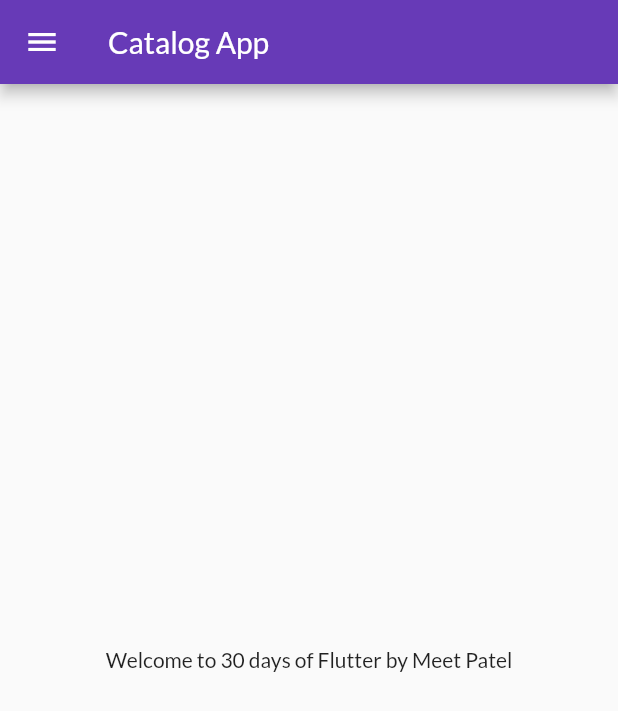
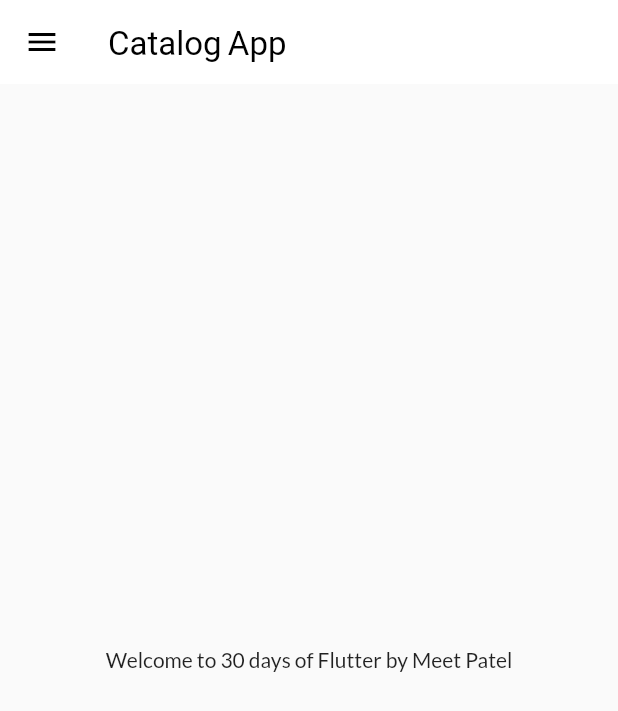
Before and after one commit to Meetpatel-09/learning-flutter, a Flutter app: the screen it shows after launch, on a phone screen of 412 x 824 dp. Shown: the top 711 px of the screen. Run offline on Flutter 3.47's test engine with Material 2 defaults, Android fonts, the phone set to English and light mode, and no system bars; our stand-ins replace google_fonts.

Commit message:
themes extracted

```diff
--- a/lib/main.dart
+++ b/lib/main.dart
@@ -1,6 +1,7 @@
 import 'package:flutter/material.dart';
 import 'package:google_fonts/google_fonts.dart';
 import 'package:helloworld/utils/routes.dart';
+import 'package:helloworld/widgets/themes.dart';
 import 'pages/home_page.dart';
 import 'pages/login_page.dart';
 
@@ -15,10 +16,8 @@ class MyApp extends StatelessWidget {
   Widget build(BuildContext context) {
     return MaterialApp(
       themeMode: ThemeMode.light,
-      theme: ThemeData(
-          primarySwatch: Colors.deepPurple,
-          fontFamily: GoogleFonts.lato().fontFamily),
-      darkTheme: ThemeData(brightness: Brightness.dark),
+      theme: MyTheme.lightTheme(context),
+      darkTheme: MyTheme.darkTheme(context),
       debugShowCheckedModeBanner: false,
       initialRoute: MyRoutes.homeRoute,
       routes: {
--- /dev/null
+++ b/lib/widgets/themes.dart
@@ -0,0 +1,16 @@
+import 'package:flutter/material.dart';
+import 'package:google_fonts/google_fonts.dart';
+
+class MyTheme {
+  static ThemeData lightTheme(BuildContext context) => ThemeData(
+      primarySwatch: Colors.deepPurple,
+      fontFamily: GoogleFonts.lato().fontFamily,
+      appBarTheme: const AppBarTheme(
+          backgroundColor: Colors.white,
+          elevation: 0.0,
+          iconTheme: IconThemeData(color: Colors.black),
+          titleTextStyle: TextStyle(color: Colors.black, fontSize: 22)));
+
+  static ThemeData darkTheme(BuildContext context) =>
+      ThemeData(brightness: Brightness.dark);
+}
```
